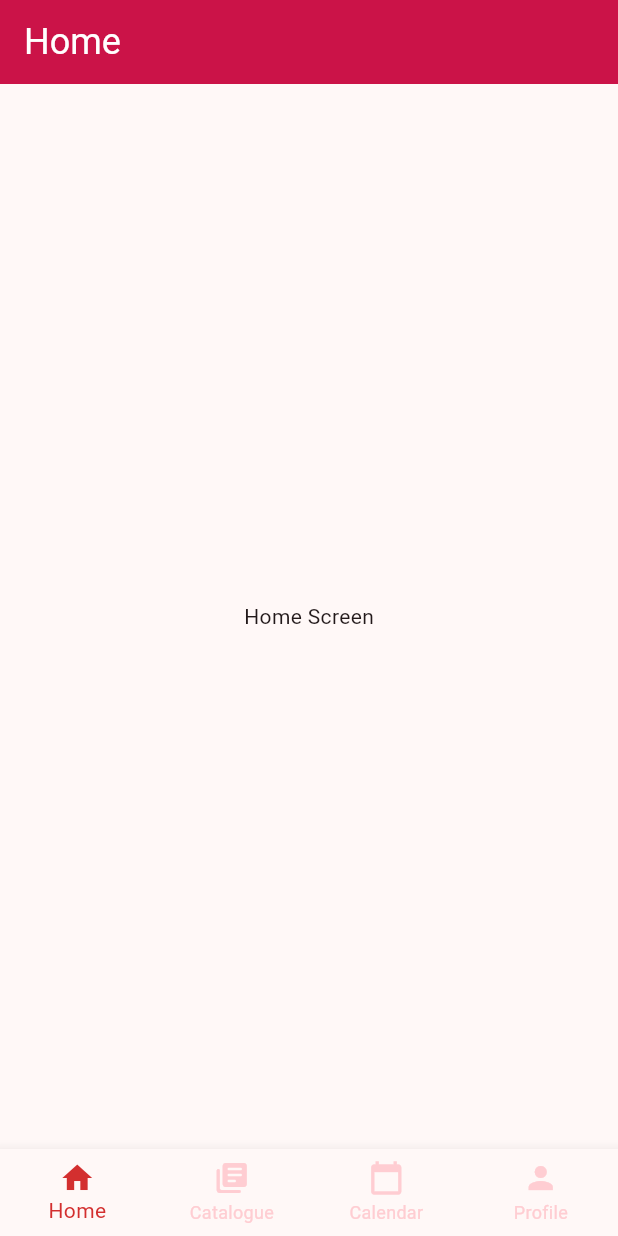
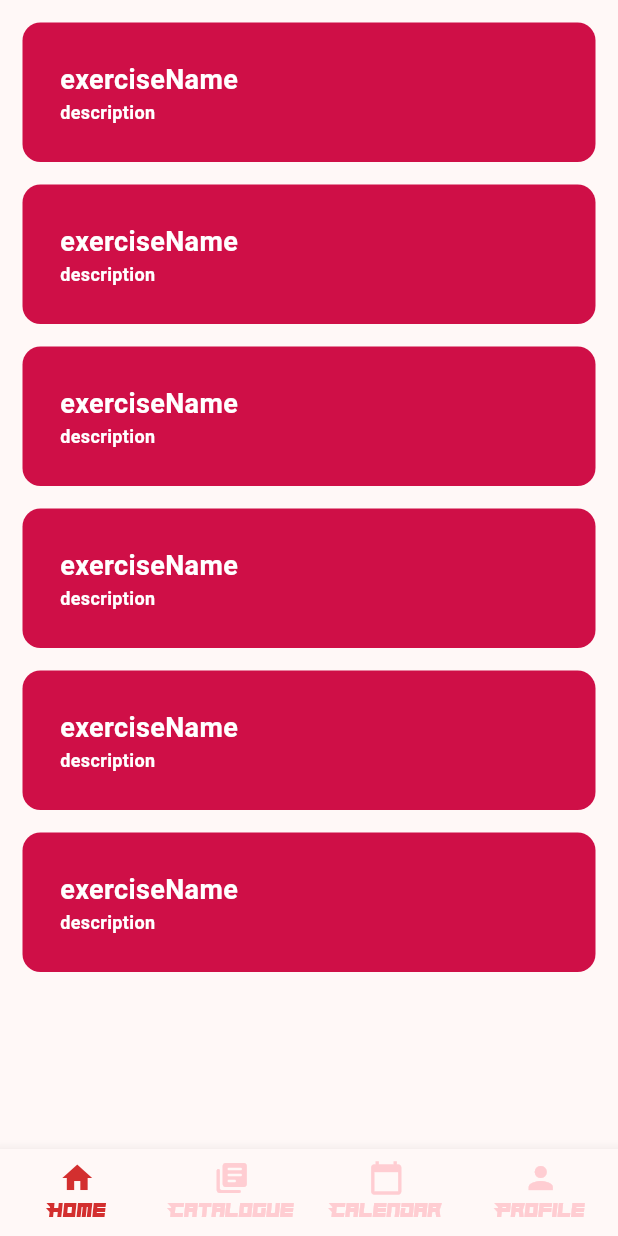
Before and after one commit to DatDereDaag/Workout_Mobile_Planner, a Flutter app: the screen it shows after launch, on a phone screen of 412 x 824 dp. Run offline on Flutter 3.47's test engine with Material 3 defaults, Android fonts, the phone set to English and light mode, and no system bars.

Commit message:
Added workout images, removed appbar and implemented first draft of home page

```diff
--- a/lib/screens/home/views/home_screen.dart
+++ b/lib/screens/home/views/home_screen.dart
@@ -1,10 +1,27 @@
+import 'package:fitness_app/screens/home/widgets/exercise_card.dart';
 import 'package:flutter/material.dart';
 
-class HomeScreen extends StatelessWidget {
+class HomeScreen extends StatefulWidget {
   const HomeScreen({super.key});
 
   @override
+  State<HomeScreen> createState() => _HomeScreenState();
+}
+
+class _HomeScreenState extends State<HomeScreen> {
+  @override
   Widget build(BuildContext context) {
-    return const Center(child: Text('Home Screen'));
+    return Scaffold(
+      body: ListView.builder(
+        itemCount: 6,
+        itemBuilder: (context, index) {
+          return ExerciseCard(
+            exerciseName: "exerciseName",
+            description: "description",
+            gifURL: "gifURL",
+          );
+        },
+      ),
+    );
   }
 }
--- /dev/null
+++ b/lib/screens/home/widgets/exercise_card.dart
@@ -0,0 +1,50 @@
+import 'package:flutter/material.dart';
+
+class ExerciseCard extends StatelessWidget {
+  final String exerciseName;
+  final String description;
+  final String gifURL;
+
+  const ExerciseCard({
+    super.key,
+    required this.exerciseName,
+    required this.description,
+    required this.gifURL,
+  });
+
+  @override
+  Widget build(BuildContext context) {
+    return Padding(
+      padding: EdgeInsets.only(bottom: 0, top: 15, left: 15, right: 15),
+      child: Container(
+        padding: EdgeInsets.all(25.0),
+        decoration: BoxDecoration(
+          color: Color(0xFFCF0F47),
+          borderRadius: BorderRadius.circular(12),
+        ),
+        child: Column(
+          crossAxisAlignment: CrossAxisAlignment.start,
+          children: [
+            Text(
+              exerciseName,
+              style: TextStyle(
+                fontSize: 18,
+                fontWeight: FontWeight.bold,
+                color: Colors.white,
+              ),
+            ),
+            Text(
+              description,
+              style: TextStyle(
+                fontSize: 12,
+                fontWeight: FontWeight.bold,
+                color: Colors.white,
+              ),
+            ),
+            //Image.network(gifURL),
+          ],
+        ),
+      ),
+    );
+  }
+}
--- a/lib/screens/main_screen.dart
+++ b/lib/screens/main_screen.dart
@@ -37,16 +37,6 @@ class _MainScreenState extends State<MainScreen> {
   @override
   Widget build(BuildContext context) {
     return Scaffold(
-      appBar: AppBar(
-        title: Text(screenTitles[_screenIndex]),
-        titleTextStyle: const TextStyle(
-          color: Colors.white,
-          fontSize: 24,
-          fontFamily: 'Hindsight2020',
-        ),
-        backgroundColor: Color(0xFFCF0F47),
-        elevation: 2,
-      ),
       body: IndexedStack(index: _screenIndex, children: screens),
       bottomNavigationBar: BottomNavigationBar(
         onTap: _onBottomNavbarTapped,
@@ -56,6 +46,16 @@ class _MainScreenState extends State<MainScreen> {
         showUnselectedLabels: true,
         selectedItemColor: Colors.red.shade700,
         unselectedItemColor: Colors.red.shade100,
+        selectedLabelStyle: TextStyle(
+          color: Colors.red.shade700,
+          fontSize: 14,
+          fontFamily: 'Hindsight2020',
+        ),
+        unselectedLabelStyle: TextStyle(
+          color: Colors.red.shade700,
+          fontSize: 14,
+          fontFamily: 'Hindsight2020',
+        ),
         items: const <BottomNavigationBarItem>[
           BottomNavigationBarItem(icon: Icon(Icons.home), label: 'Home'),
           BottomNavigationBarItem(
```
Also changed, not shown: pubspec.yaml (+8 -2 lines), lib/assets/images/ab.jpg (added), lib/assets/images/bench-press.jpg (added), lib/assets/images/bicep-curl.jpg (added), lib/assets/images/calves.jpg (added), lib/assets/images/deadlift.jpg (added), lib/assets/images/lats.jpg (added), lib/assets/images/legpress.jpg (added), lib/assets/images/legs.jpg (added), lib/assets/images/pull-up.jpg (added), lib/assets/images/squat.jpg (added), lib/assets/images/stretching.jpg (added), 4 other files.
